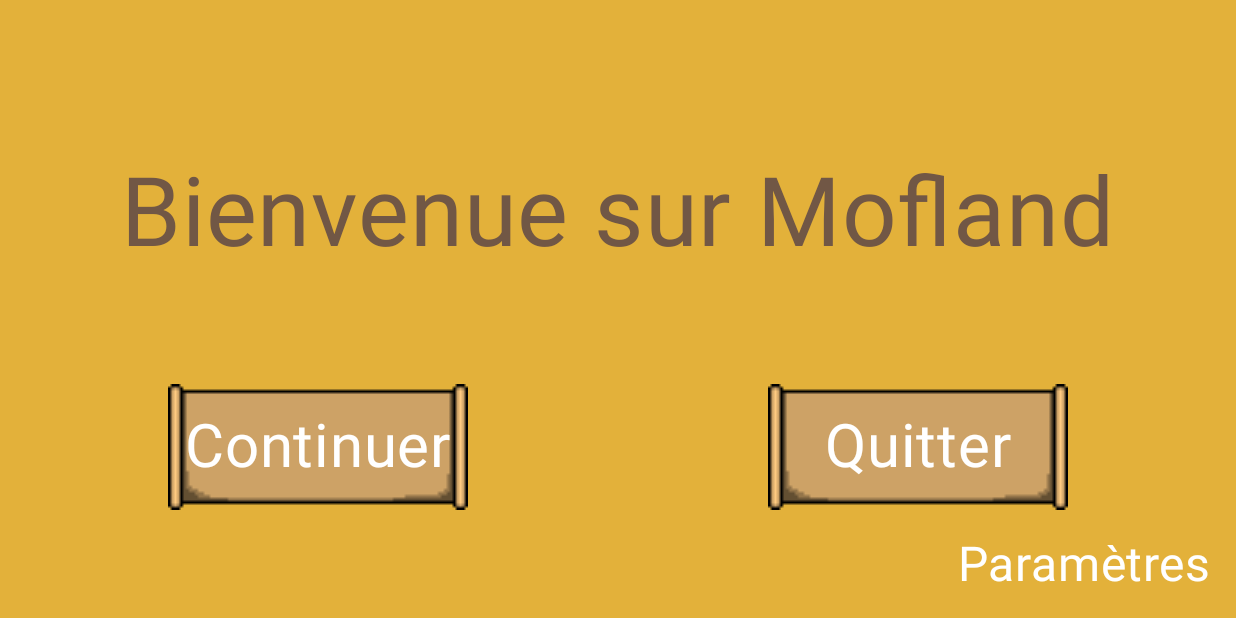
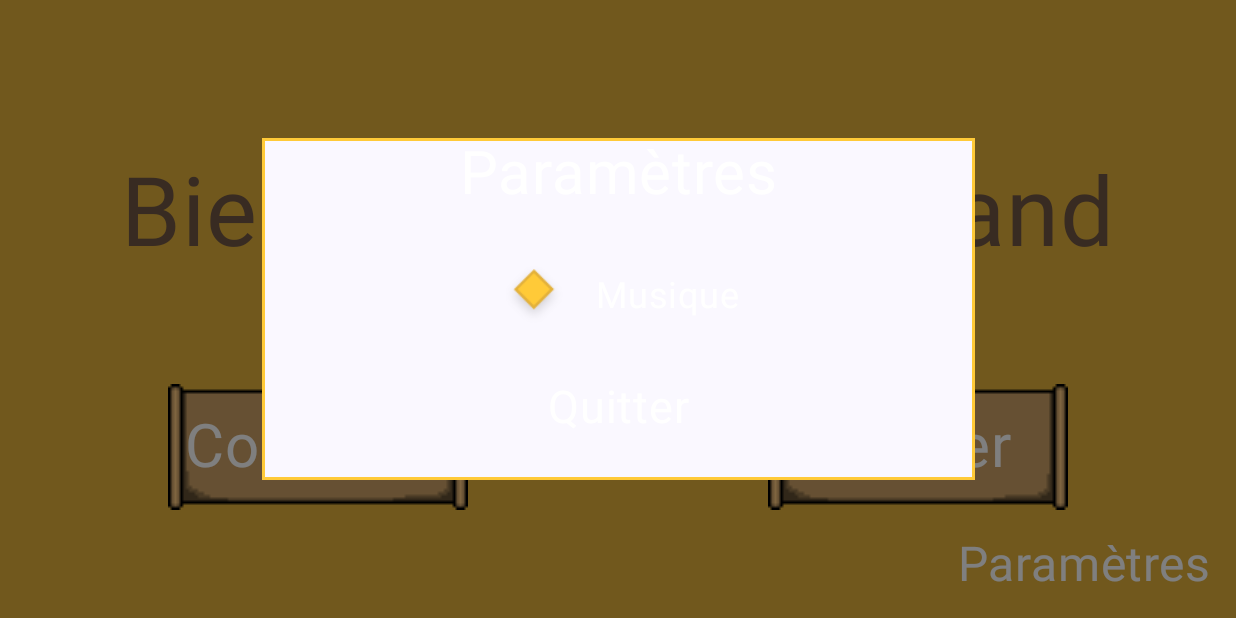
Before and after one commit to ISaejinI/Mofland, an Android app built with Jetpack Compose: the screen it shows after launch (MainActivity), on a phone screen of 824 x 412 dp (held sideways). Run offline under Robolectric (Android 15) with nearby library versions, the phone set to English and light mode, and no system bars.

Commit message:
opening paramètres

```diff
--- a/app/src/main/java/com/example/mofland/MainActivity.kt
+++ b/app/src/main/java/com/example/mofland/MainActivity.kt
@@ -5,7 +5,10 @@ import android.os.Bundle
 import android.view.View
 import androidx.activity.ComponentActivity
 import androidx.activity.compose.setContent
+import androidx.compose.foundation.Canvas
 import androidx.compose.foundation.Image
+import androidx.compose.foundation.background
+import androidx.compose.foundation.border
 import androidx.compose.foundation.clickable
 import androidx.compose.foundation.layout.Arrangement
 import androidx.compose.foundation.layout.Box
@@ -21,12 +24,18 @@ import androidx.compose.foundation.layout.padding
 import androidx.compose.foundation.layout.size
 import androidx.compose.foundation.layout.width
 import androidx.compose.foundation.layout.wrapContentHeight
+import androidx.compose.foundation.shape.RoundedCornerShape
 import androidx.compose.material3.MaterialTheme
 import androidx.compose.material3.Surface
 import androidx.compose.material3.Text
 import androidx.compose.runtime.Composable
+import androidx.compose.runtime.getValue
+import androidx.compose.runtime.mutableStateOf
+import androidx.compose.runtime.remember
+import androidx.compose.runtime.setValue
 import androidx.compose.ui.Alignment
 import androidx.compose.ui.Modifier
+import androidx.compose.ui.geometry.Offset
 import androidx.compose.ui.graphics.painter.Painter
 import androidx.compose.ui.res.painterResource
 import androidx.compose.ui.text.font.FontFamily
@@ -37,6 +46,7 @@ import androidx.compose.ui.unit.dp
 import androidx.compose.ui.unit.sp
 import com.example.mofland.ui.theme.MoflandTheme
 import androidx.compose.ui.graphics.Color
+import androidx.compose.ui.layout.ContentScale
 import androidx.compose.ui.platform.LocalContext
 
 class MainActivity : ComponentActivity() {
@@ -95,6 +105,7 @@ fun Greeting(name: String, modifier: Modifier = Modifier) {
                 .padding(16.dp)
                 .align(Alignment.BottomEnd))
         }
+        QuarterScreenRectangle()
     }
 }
 
@@ -179,3 +190,69 @@ fun Param(modifier: Modifier = Modifier){
         )
     }
 }
+
+@Composable
+fun QuarterScreenRectangle() {
+    val paramsBackground = Color(0xFF715745)
+    val paramsBorder = Color(0xFFFFCA38)
+    val transparentBlack = Color(0x80000000)
+    val activity = (LocalContext.current as? Activity)
+
+
+    var interfaceEnabled by remember { mutableStateOf(false) }
+
+    val imageResourceId = if (interfaceEnabled) {
+        R.drawable.enableinterface
+    } else {
+        R.drawable.disableinterface
+    }
+
+    Box(
+        modifier = Modifier
+            .fillMaxSize()
+            .background(transparentBlack)
+            .padding(16.dp),
+        contentAlignment = Alignment.Center
+    ) {
+        Surface(
+            modifier = Modifier
+                .fillMaxSize(0.6f) // Utiliser la moitié de l'espace disponible
+                .background(paramsBackground)
+                .border(width = 2.dp, color = paramsBorder),
+            content = {
+                Column(
+                    modifier = Modifier.fillMaxSize(),
+                    verticalArrangement = Arrangement.Top,
+                    horizontalAlignment = Alignment.CenterHorizontally
+                ) {
+                    Text(
+                        text = "Paramètres",
+                        color = Color.White,
+                        fontSize = 40.sp,
+                    )
+                    Spacer(modifier = Modifier.height(32.dp))
+                    Row(
+                        modifier = Modifier.fillMaxWidth(),
+                        horizontalArrangement = Arrangement.Center,
+                        verticalAlignment = Alignment.CenterVertically
+                    ) {
+                        Image(
+                            painter = painterResource(id = imageResourceId),
+                            contentDescription = "Image",
+                            modifier = Modifier
+                                .size(50.dp)
+                                .clickable {
+                                    interfaceEnabled = !interfaceEnabled
+                                },
+                            contentScale = ContentScale.Fit
+                        )
+                        Spacer(modifier = Modifier.width(16.dp))
+                        Text("Musique", color = Color.White, fontSize = 24.sp)
+                    }
+                    Spacer(modifier = Modifier.height(32.dp))
+                    Text("Quitter", color = Color.White, fontSize = 30.sp, modifier = Modifier.clickable { activity?.finish() })
+                }
+            }
+        )
+    }
+}
--- a/app/src/main/java/com/example/mofland/ui/theme/Type.kt
+++ b/app/src/main/java/com/example/mofland/ui/theme/Type.kt
@@ -16,10 +16,16 @@ val provider = GoogleFont.Provider(
     certificates =  R.array.com_google_android_gms_fonts_certs
 )
 
-val fontName = GoogleFont("VT323")
+val fontName1 = GoogleFont("VT323")
 
 val fontVT323Family = FontFamily(
-    Font(googleFont = fontName, fontProvider = provider)
+    Font(googleFont = fontName1, fontProvider = provider)
+)
+
+val fontName2 = GoogleFont("PressStart2P")
+
+val fontPressStart2PFamily = FontFamily(
+    Font(googleFont = fontName2, fontProvider = provider)
 )
 
 // Set of Material typography styles to start with
@@ -30,15 +36,14 @@ val Typography = Typography(
         fontSize = 16.sp,
         lineHeight = 24.sp,
         letterSpacing = 0.5.sp
-    )
-    /* Other default text styles to override
+    ),
     titleLarge = TextStyle(
-        fontFamily = FontFamily.Default,
+        fontFamily = fontPressStart2PFamily,
         fontWeight = FontWeight.Normal,
         fontSize = 22.sp,
         lineHeight = 28.sp,
         letterSpacing = 0.sp
-    ),
+    )/*,
     labelSmall = TextStyle(
         fontFamily = FontFamily.Default,
         fontWeight = FontWeight.Medium,
```
Also changed, not shown: app/src/main/res/drawable-nodpi/closeinterface.png (added), app/src/main/res/drawable-nodpi/disableinterface.png (added), app/src/main/res/drawable-nodpi/enableinterface.png (added).
